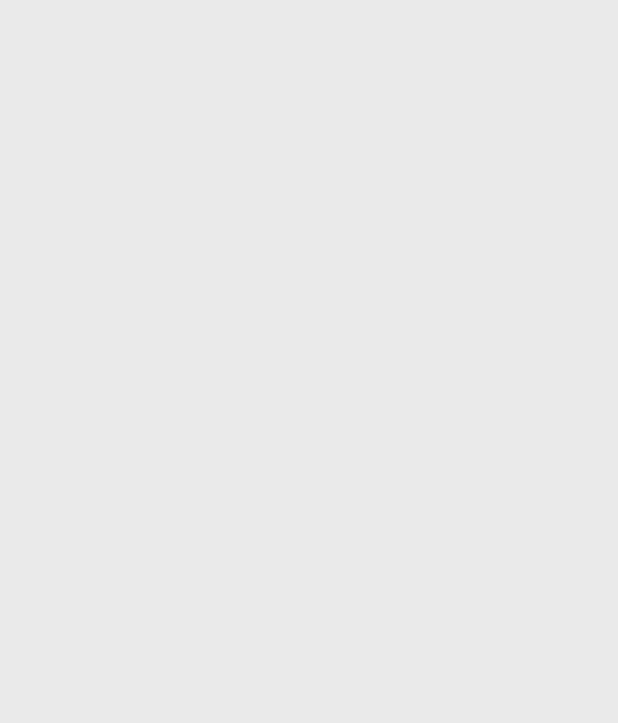
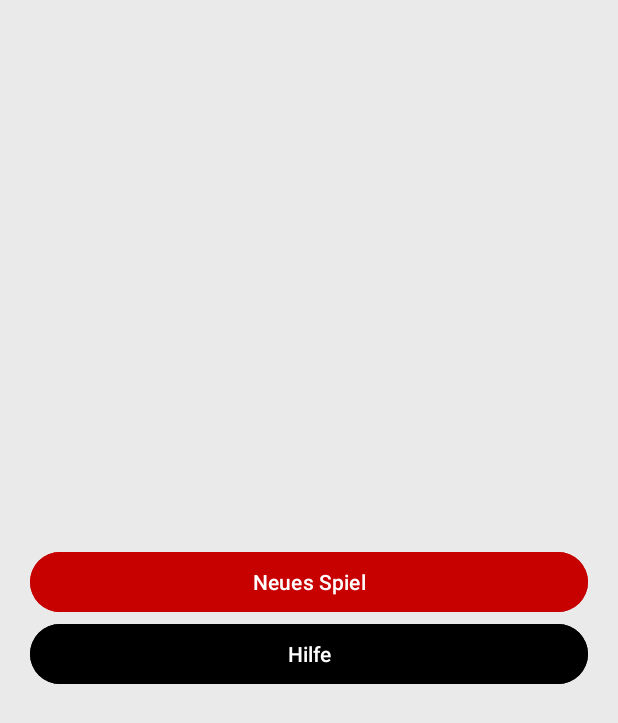
Before and after one commit to 34Mx/Monopoly3D, an Android app: the screen it shows after launch (Home), on a phone screen of 412 x 824 dp. Before the commit the part shown is empty. Shown: the top 723 px of the screen. Run offline under Robolectric (Android 15) with nearby library versions, the light colour scheme and no system bars.

Commit message:
Fixed fullscreen + Landing page

```diff
--- a/app/src/main/res/layout/activity_home.xml
+++ b/app/src/main/res/layout/activity_home.xml
@@ -8,4 +8,31 @@
     android:fitsSystemWindows="false"
     tools:context=".Home">
 
+    <Button
+        android:id="@+id/button1"
+        android:layout_width="match_parent"
+        android:layout_height="wrap_content"
+        android:layout_marginStart="20dp"
+        android:layout_marginEnd="20dp"
+        android:backgroundTint="#C70000"
+        android:text="Neues Spiel"
+        app:layout_constraintTop_toTopOf="parent"
+        app:layout_constraintStart_toStartOf="parent"
+        app:layout_constraintEnd_toEndOf="parent"
+        app:layout_constraintBottom_toTopOf="@id/button2"
+        app:layout_constraintTop_toBottomOf="parent"
+        app:layout_constraintVertical_chainStyle="packed"/>
+
+    <Button
+        android:id="@+id/button2"
+        android:layout_width="match_parent"
+        android:layout_height="wrap_content"
+        android:layout_marginStart="20dp"
+        android:layout_marginEnd="20dp"
+        android:backgroundTint="#000"
+        android:text="Hilfe"
+        app:layout_constraintBottom_toBottomOf="parent"
+        app:layout_constraintEnd_toEndOf="parent"
+        app:layout_constraintStart_toStartOf="parent"
+        app:layout_constraintTop_toBottomOf="@id/button1" />
 </androidx.constraintlayout.widget.ConstraintLayout>
--- a/app/src/main/res/values/themes.xml
+++ b/app/src/main/res/values/themes.xml
@@ -3,6 +3,7 @@
     <style name="Base.Theme.AbinopolyNew" parent="Theme.Material3.DayNight.NoActionBar">
         <!-- Customize your light theme here. -->
         <!-- <item name="colorPrimary">@color/my_light_primary</item> -->
+        <item name="colorPrimary">#C70000</item>
         <item name="android:windowIsTranslucent">true</item>
     </style>
 
```
